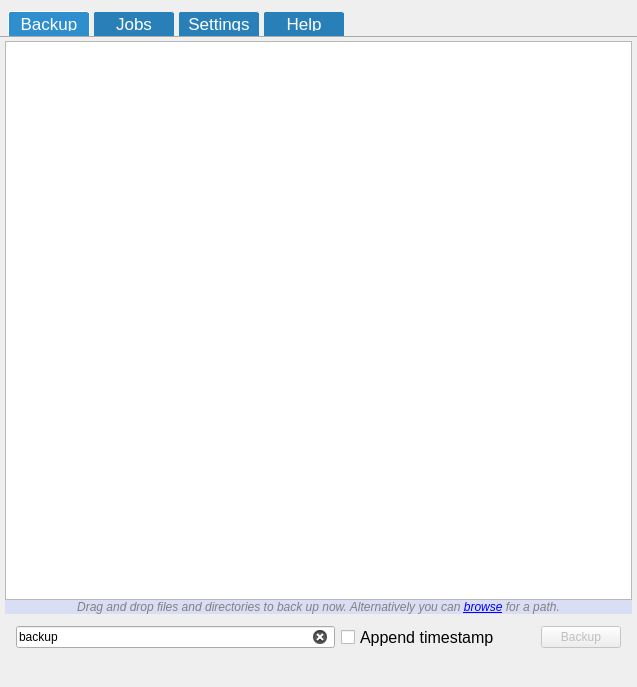
First picture: the form in mainwindow.ui, repository Tarsnap/tarsnap-gui, before the edit.
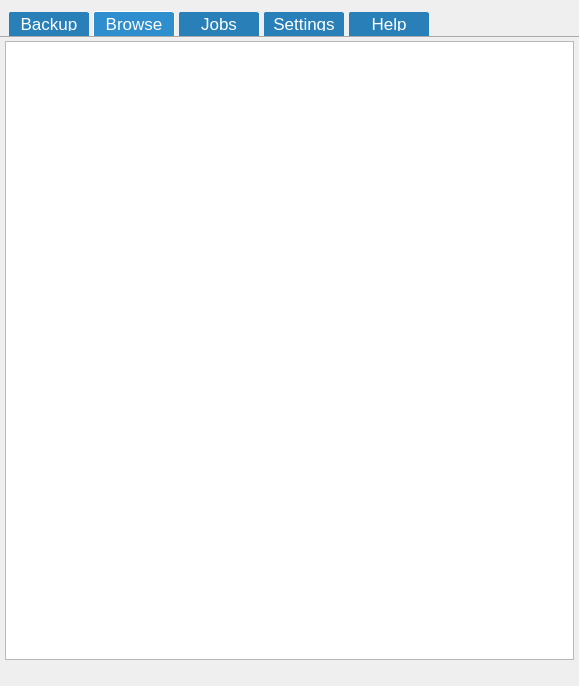
Second picture: the form after the edit. The open tabs and pages were chosen to show the change. Icons and pictures are not drawn. Custom widgets are drawn as their Qt base class.

Commit message: Add Browse tab which enables the user to review and manage existing backup archives.

Patch:
```diff
--- a/mainwindow.ui
+++ b/mainwindow.ui
@@ -6,8 +6,8 @@
    <rect>
     <x>0</x>
     <y>0</y>
-    <width>637</width>
-    <height>687</height>
+    <width>579</width>
+    <height>686</height>
    </rect>
   </property>
   <property name="acceptDrops">
@@ -79,7 +79,7 @@
 </string>
      </property>
      <property name="currentIndex">
-      <number>0</number>
+      <number>1</number>
      </property>
      <widget class="QWidget" name="backupTab">
       <property name="acceptDrops">
@@ -139,12 +139,6 @@
          <property name="horizontalScrollMode">
           <enum>QAbstractItemView::ScrollPerPixel</enum>
          </property>
-         <property name="viewMode">
-          <enum>QListView::ListMode</enum>
-         </property>
-         <property name="selectionRectVisible">
-          <bool>false</bool>
-         </property>
         </widget>
        </item>
        <item>
@@ -277,6 +271,59 @@
        </item>
       </layout>
      </widget>
+     <widget class="QWidget" name="browseTab">
+      <property name="styleSheet">
+       <string notr="true">#browseTab {
+    border-top: 1px solid darkgrey;
+}</string>
+      </property>
+      <attribute name="title">
+       <string>Browse</string>
+      </attribute>
+      <layout class="QVBoxLayout" name="verticalLayout_11">
+       <property name="leftMargin">
+        <number>5</number>
+       </property>
+       <property name="topMargin">
+        <number>5</number>
+       </property>
+       <property name="rightMargin">
+        <number>5</number>
+       </property>
+       <property name="bottomMargin">
+        <number>5</number>
+       </property>
+       <item>
+        <widget class="BrowseListWidget" name="browseListWidget">
+         <property name="contextMenuPolicy">
+          <enum>Qt::ActionsContextMenu</enum>
+         </property>
+         <property name="styleSheet">
+          <string notr="true">#browseListWidget::item
+{
+min-height: 35px;
+selection-background-color: rgba(179, 190, 255, 80);
+}</string>
+         </property>
+         <property name="tabKeyNavigation">
+          <bool>true</bool>
+         </property>
+         <property name="alternatingRowColors">
+          <bool>true</bool>
+         </property>
+         <property name="selectionMode">
+          <enum>QAbstractItemView::ExtendedSelection</enum>
+         </property>
+         <property name="verticalScrollMode">
+          <enum>QAbstractItemView::ScrollPerPixel</enum>
+         </property>
+         <property name="horizontalScrollMode">
+          <enum>QAbstractItemView::ScrollPerPixel</enum>
+         </property>
+        </widget>
+       </item>
+      </layout>
+     </widget>
      <widget class="QWidget" name="jobsTab">
       <property name="styleSheet">
        <string notr="true">#jobsTab {
@@ -1079,6 +1126,11 @@
    <extends>QListWidget</extends>
    <header>backuplistwidget.h</header>
   </customwidget>
+  <customwidget>
+   <class>BrowseListWidget</class>
+   <extends>QListWidget</extends>
+   <header>browselistwidget.h</header>
+  </customwidget>
  </customwidgets>
  <resources/>
  <connections/>
```
Left out of the diff: 34 changed lines with no effect on the pictures. The commit also changes 12 other files.
